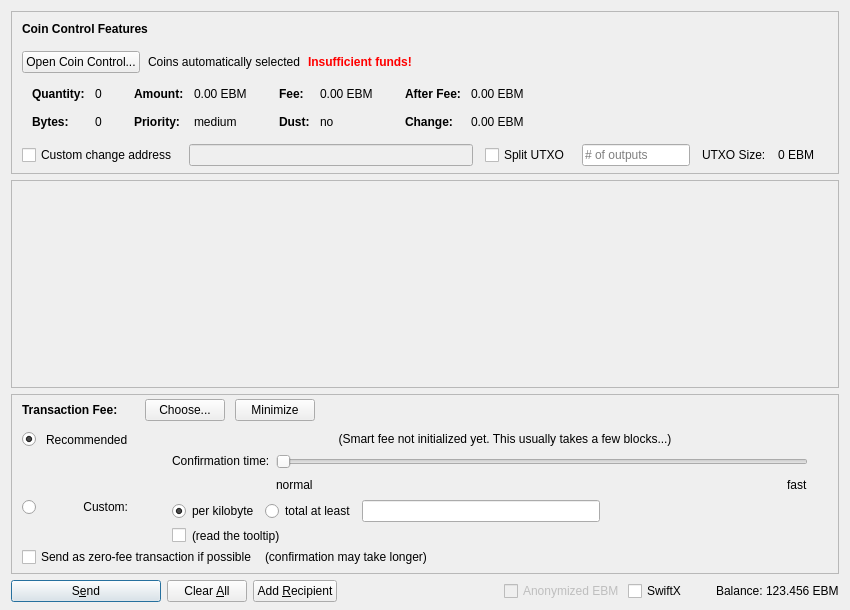
Qt form src/qt/forms/sendcoinsdialog.ui (eenglish34/E-BlockMail) before a commit.
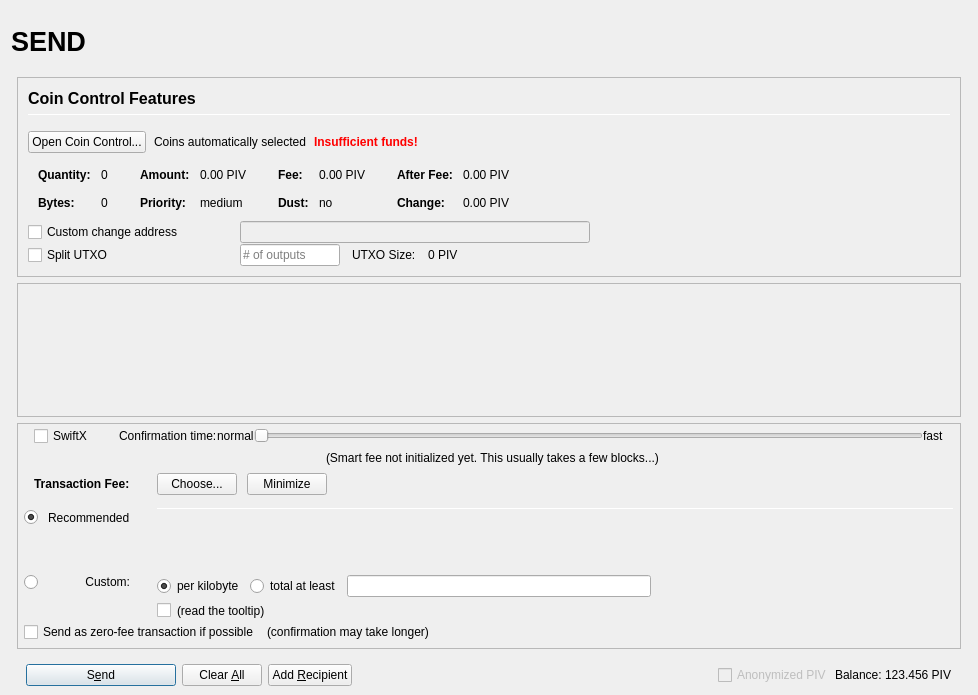
The same form after that commit. Icons and pictures are not drawn. Custom widgets are drawn as their Qt base class.

What changed in the file:
```diff
--- a/src/qt/forms/sendcoinsdialog.ui
+++ b/src/qt/forms/sendcoinsdialog.ui
@@ -2,20 +2,155 @@
 <ui version="4.0">
  <class>SendCoinsDialog</class>
  <widget class="QDialog" name="SendCoinsDialog">
+  <property name="enabled">
+   <bool>true</bool>
+  </property>
   <property name="geometry">
    <rect>
     <x>0</x>
     <y>0</y>
-    <width>850</width>
-    <height>610</height>
+    <width>978</width>
+    <height>695</height>
    </rect>
   </property>
   <property name="windowTitle">
    <string>Send Coins</string>
   </property>
-  <layout class="QVBoxLayout" name="verticalLayout" stretch="0,1,0,0">
+  <layout class="QVBoxLayout" name="verticalLayout" stretch="0">
    <property name="bottomMargin">
-    <number>8</number>
+    <number>9</number>
+   </property>
+   <item>
+    <layout class="QVBoxLayout" name="verticalLayout_Master" stretch="0,1">
+     <property name="spacing">
+      <number>0</number>
+     </property>
+     <property name="leftMargin">
+      <number>0</number>
+     </property>
+     <property name="topMargin">
+      <number>0</number>
+     </property>
+     <property name="rightMargin">
+      <number>0</number>
+     </property>
+     <property name="bottomMargin">
+      <number>0</number>
+     </property>
+     <item>
+      <widget class="QFrame" name="frame_Header">
+       <layout class="QVBoxLayout" name="verticalLayout_Header" stretch="0">
+        <property name="leftMargin">
+         <number>0</number>
+        </property>
+        <property name="topMargin">
+         <number>0</number>
+        </property>
+        <property name="rightMargin">
+         <number>0</number>
+        </property>
+        <property name="bottomMargin">
+         <number>0</number>
+        </property>
+        <item>
+         <layout class="QHBoxLayout" name="horizontalLayout_Header" stretch="1,0,1">
+          <property name="spacing">
+           <number>6</number>
+          </property>
+          <item>
+           <widget class="QLabel" name="labelOverviewHeaderLeft">
+            <property name="minimumSize">
+             <size>
+              <width>464</width>
+              <height>60</height>
+             </size>
+            </property>
+            <property name="maximumSize">
+             <size>
+              <width>16777215</width>
+              <height>60</height>
+             </size>
+            </property>
+            <property name="font">
+             <font>
+              <pointsize>20</pointsize>
+              <weight>75</weight>
+              <bold>true</bold>
+             </font>
+            </property>
+            <property name="text">
+             <string>SEND</string>
+            </property>
+            <property name="alignment">
+             <set>Qt::AlignLeading|Qt::AlignLeft|Qt::AlignVCenter</set>
+            </property>
+           </widget>
+          </item>
+          <item>
+           <spacer name="horizontalSpacer_Header">
+            <property name="orientation">
+             <enum>Qt::Horizontal</enum>
+            </property>
+            <property name="sizeHint" stdset="0">
+             <size>
+              <width>40</width>
+              <height>20</height>
+             </size>
+            </property>
+           </spacer>
+          </item>
+          <item>
+           <widget class="QLabel" name="labelOverviewHeaderRight">
+            <property name="minimumSize">
+             <size>
+              <width>464</width>
+              <height>60</height>
+             </size>
+            </property>
+            <property name="maximumSize">
+             <size>
+              <width>16777215</width>
+              <height>60</height>
+             </size>
+            </property>
+            <property name="font">
+             <font>
+              <pointsize>14</pointsize>
+             </font>
+            </property>
+            <property name="text">
+             <string/>
+            </property>
+            <property name="alignment">
+             <set>Qt::AlignRight|Qt::AlignTrailing|Qt::AlignVCenter</set>
+            </property>
+           </widget>
+          </item>
+         </layout>
+        </item>
+       </layout>
+      </widget>
+     </item>
+     <item>
+      <widget class="QFrame" name="frame_BG">
+       <property name="minimumSize">
+        <size>
+         <width>0</width>
+         <height>0</height>
+        </size>
+       </property>
+       <layout class="QVBoxLayout" name="layout_BG" stretch="0,0,0,0">
+        <property name="leftMargin">
+         <number>6</number>
+        </property>
+        <property name="topMargin">
+         <number>6</number>
+        </property>
+        <property name="rightMargin">
+         <number>6</number>
+        </property>
+        <property name="bottomMargin">
+         <number>0</number>
    </property>
    <item>
     <widget class="QFrame" name="frameCoinControl">
@@ -51,12 +186,13 @@
        <number>0</number>
       </property>
       <property name="bottomMargin">
-       <number>6</number>
+            <number>0</number>
       </property>
       <item>
-       <layout class="QVBoxLayout" name="verticalLayoutCoinControl" stretch="0,0,0,0,1">
+            <widget class="QFrame" name="frameCoinControl_BG">
+             <layout class="QVBoxLayout" name="verticalLayoutCoinControl" stretch="0,0,0,0,0,0">
         <property name="spacing">
-         <number>0</number>
+               <number>1</number>
         </property>
         <property name="leftMargin">
          <number>10</number>
@@ -70,6 +206,11 @@
            <number>15</number>
           </property>
           <item>
+                 <layout class="QVBoxLayout" name="verticalLayout_3">
+                  <property name="spacing">
+                   <number>6</number>
+                  </property>
+                  <item>
            <widget class="QLabel" name="labelCoinControlFeatures">
             <property name="sizePolicy">
              <sizepolicy hsizetype="Preferred" vsizetype="Maximum">
@@ -77,8 +218,15 @@
               <verstretch>0</verstretch>
              </sizepolicy>
             </property>
+                    <property name="minimumSize">
+                     <size>
+                      <width>0</width>
+                      <height>20</height>
+                     </size>
+                    </property>
             <property name="font">
              <font>
+                      <pointsize>12</pointsize>
               <weight>75</weight>
               <bold>true</bold>
              </font>
@@ -91,6 +239,27 @@
             </property>
            </widget>
           </item>
+                  <item>
+                   <widget class="Line" name="line">
+                    <property name="minimumSize">
+                     <size>
+                      <width>0</width>
+                      <height>1</height>
+                     </size>
+                    </property>
+                    <property name="maximumSize">
+                     <size>
+                      <width>16777215</width>
+                      <height>1</height>
+                     </size>
+                    </property>
+                    <property name="orientation">
+                     <enum>Qt::Horizontal</enum>
+                    </property>
+                   </widget>
+                  </item>
+                 </layout>
+                </item>
          </layout>
         </item>
         <item>
@@ -324,7 +493,7 @@
                   <enum>Qt::ActionsContextMenu</enum>
                  </property>
                  <property name="text">
-                  <string notr="true">0.00 EBM</string>
+                        <string notr="true">0.00 PIV</string>
                  </property>
                  <property name="textInteractionFlags">
                   <set>Qt::LinksAccessibleByMouse|Qt::TextSelectableByKeyboard|Qt::TextSelectableByMouse</set>
@@ -404,7 +573,7 @@
                   <enum>Qt::ActionsContextMenu</enum>
                  </property>
                  <property name="text">
-                  <string notr="true">0.00 EBM</string>
+                        <string notr="true">0.00 PIV</string>
                  </property>
                  <property name="textInteractionFlags">
                   <set>Qt::LinksAccessibleByMouse|Qt::TextSelectableByKeyboard|Qt::TextSelectableByMouse</set>
@@ -484,7 +653,7 @@
                   <enum>Qt::ActionsContextMenu</enum>
                  </property>
                  <property name="text">
-                  <string notr="true">0.00 EBM</string>
+                        <string notr="true">0.00 PIV</string>
                  </property>
                  <property name="textInteractionFlags">
                   <set>Qt::LinksAccessibleByMouse|Qt::TextSelectableByKeyboard|Qt::TextSelectableByMouse</set>
@@ -513,7 +682,7 @@
                   <enum>Qt::ActionsContextMenu</enum>
                  </property>
                  <property name="text">
-                  <string notr="true">0.00 EBM</string>
+                        <string notr="true">0.00 PIV</string>
                  </property>
                  <property name="textInteractionFlags">
                   <set>Qt::LinksAccessibleByMouse|Qt::TextSelectableByKeyboard|Qt::TextSelectableByMouse</set>
@@ -528,7 +697,7 @@
          </widget>
         </item>
         <item>
-         <layout class="QHBoxLayout" name="horizontalLayoutCoinControl4" stretch="0,0,0,0,0,0,0">
+               <layout class="QHBoxLayout" name="horizontalLayoutCoinControl4">
           <property name="spacing">
            <number>12</number>
           </property>
@@ -536,13 +705,31 @@
            <enum>QLayout::SetDefaultConstraint</enum>
           </property>
           <property name="topMargin">
-           <number>5</number>
+                 <number>0</number>
           </property>
           <property name="rightMargin">
-           <number>5</number>
+                 <number>0</number>
           </property>
           <item>
            <widget class="QCheckBox" name="checkBoxCoinControlChange">
+                  <property name="sizePolicy">
+                   <sizepolicy hsizetype="Preferred" vsizetype="Preferred">
+                    <horstretch>0</horstretch>
+                    <verstretch>0</verstretch>
+                   </sizepolicy>
+                  </property>
+                  <property name="minimumSize">
+                   <size>
+                    <width>200</width>
+                    <height>0</height>
+                   </size>
+                  </property>
+                  <property name="maximumSize">
+                   <size>
+                    <width>200</width>
+                    <height>16777215</height>
+                   </size>
+                  </property>
             <property name="toolTip">
              <string>If this is activated, but the change address is empty or invalid, change will be sent to a newly generated address.</string>
             </property>
@@ -557,15 +744,71 @@
              <bool>false</bool>
             </property>
             <property name="sizePolicy">
-             <sizepolicy hsizetype="Expanding" vsizetype="Fixed">
+                   <sizepolicy hsizetype="Preferred" vsizetype="Preferred">
               <horstretch>0</horstretch>
               <verstretch>0</verstretch>
              </sizepolicy>
             </property>
-           </widget>
-          </item>
+                  <property name="minimumSize">
+                   <size>
+                    <width>300</width>
+                    <height>0</height>
+                   </size>
+                  </property>
+                 </widget>
+                </item>
+                <item>
+                 <widget class="QLabel" name="labelCoinControlChangeLabel">
+                  <property name="sizePolicy">
+                   <sizepolicy hsizetype="Preferred" vsizetype="Preferred">
+                    <horstretch>0</horstretch>
+                    <verstretch>0</verstretch>
+                   </sizepolicy>
+                  </property>
+                  <property name="minimumSize">
+                   <size>
+                    <width>100</width>
+                    <height>0</height>
+                   </size>
+                  </property>
+                  <property name="text">
+                   <string/>
+                  </property>
+                  <property name="margin">
+                   <number>3</number>
+                  </property>
+                 </widget>
+                </item>
+               </layout>
+              </item>
+              <item>
+               <layout class="QHBoxLayout" name="horizontalLayoutCoinControl6">
+                <property name="spacing">
+                 <number>12</number>
+                </property>
+                <property name="rightMargin">
+                 <number>0</number>
+                </property>
           <item>
            <widget class="QCheckBox" name="splitBlockCheckBox">
+                  <property name="sizePolicy">
+                   <sizepolicy hsizetype="Preferred" vsizetype="Preferred">
+                    <horstretch>0</horstretch>
+                    <verstretch>0</verstretch>
+                   </sizepolicy>
+                  </property>
+                  <property name="minimumSize">
+                   <size>
+                    <width>200</width>
+                    <height>0</height>
+                   </size>
+                  </property>
+                  <property name="maximumSize">
+                   <size>
+                    <width>200</width>
+                    <height>16777215</height>
+                   </size>
+                  </property>
             <property name="text">
              <string>Split UTXO</string>
             </property>
@@ -574,11 +817,23 @@
           <item>
            <widget class="QLineEdit" name="splitBlockLineEdit">
             <property name="sizePolicy">
-             <sizepolicy hsizetype="Fixed" vsizetype="Fixed">
+                   <sizepolicy hsizetype="Preferred" vsizetype="Preferred">
               <horstretch>50</horstretch>
               <verstretch>0</verstretch>
              </sizepolicy>
             </property>
+                  <property name="minimumSize">
+                   <size>
+                    <width>100</width>
+                    <height>0</height>
+                   </size>
+                  </property>
+                  <property name="maximumSize">
+                   <size>
+                    <width>100</width>
+                    <height>16777215</height>
+                   </size>
+                  </property>
             <property name="placeholderText">
              <string># of outputs</string>
             </property>
@@ -594,31 +849,22 @@
           <item>
            <widget class="QLabel" name="labelBlockSize">
             <property name="text">
-             <string>0 EBM</string>
+                   <string>0 PIV</string>
             </property>
            </widget>
           </item>
           <item>
-           <widget class="QLabel" name="labelCoinControlChangeLabel">
-            <property name="sizePolicy">
-             <sizepolicy hsizetype="Preferred" vsizetype="Expanding">
-              <horstretch>0</horstretch>
-              <verstretch>0</verstretch>
-             </sizepolicy>
-            </property>
-            <property name="minimumSize">
+                 <spacer name="horizontalSpacer_7">
+                  <property name="orientation">
+                   <enum>Qt::Horizontal</enum>
+                  </property>
+                  <property name="sizeHint" stdset="0">
              <size>
-              <width>0</width>
-              <height>0</height>
-             </size>
-            </property>
-            <property name="text">
-             <string/>
-            </property>
-            <property name="margin">
-             <number>3</number>
-            </property>
-           </widget>
+                    <width>40</width>
+                    <height>20</height>
+                   </size>
+                  </property>
+                 </spacer>
           </item>
          </layout>
         </item>
@@ -636,6 +882,7 @@
          </spacer>
         </item>
        </layout>
+            </widget>
       </item>
      </layout>
     </widget>
@@ -650,8 +897,8 @@
        <rect>
         <x>0</x>
         <y>0</y>
-        <width>830</width>
-        <height>113</height>
+             <width>944</width>
+             <height>69</height>
        </rect>
       </property>
       <layout class="QVBoxLayout" name="verticalLayout_2" stretch="0,1">
@@ -728,18 +975,192 @@
        <number>0</number>
       </property>
       <item>
-       <layout class="QVBoxLayout" name="verticalLayoutFee2" stretch="0,0,0">
+            <layout class="QVBoxLayout" name="verticalLayoutFee2" stretch="0,0,0,0">
         <property name="spacing">
          <number>0</number>
         </property>
         <property name="leftMargin">
-         <number>10</number>
+              <number>6</number>
         </property>
         <property name="topMargin">
          <number>0</number>
         </property>
+             <property name="rightMargin">
+              <number>6</number>
+             </property>
+             <item>
+              <layout class="QVBoxLayout" name="verticalLayout_feeConf">
+               <property name="spacing">
+                <number>0</number>
+               </property>
+               <property name="leftMargin">
+                <number>10</number>
+               </property>
+               <property name="rightMargin">
+                <number>10</number>
+               </property>
+               <property name="bottomMargin">
+                <number>5</number>
+               </property>
+               <item>
+                <layout class="QHBoxLayout" name="horizontalLayoutFee9">
+                 <item>
+                  <widget class="QCheckBox" name="checkSwiftTX">
+                   <property name="enabled">
+                    <bool>true</bool>
+                   </property>
+                   <property name="minimumSize">
+                    <size>
+                     <width>85</width>
+                     <height>0</height>
+                    </size>
+                   </property>
+                   <property name="toolTip">
+                    <string>SwiftX technology allows for near instant transactions - A flat fee of 0.01 PIV applies</string>
+                   </property>
+                   <property name="text">
+                    <string>SwiftX</string>
+                   </property>
+                  </widget>
+                 </item>
+                 <item>
+                  <widget class="QLabel" name="labelSmartFee3">
+                   <property name="text">
+                    <string>Confirmation time:</string>
+                   </property>
+                   <property name="margin">
+                    <number>2</number>
+                   </property>
+                  </widget>
+                 </item>
+                 <item>
+                  <widget class="QLabel" name="labelSmartFeeNormal">
+                   <property name="text">
+                    <string>normal</string>
+                   </property>
+                   <property name="margin">
+                    <number>8</number>
+                   </property>
+                  </widget>
+                 </item>
+                 <item>
+                  <widget class="QSlider" name="sliderSmartFee">
+                   <property name="minimumSize">
+                    <size>
+                     <width>0</width>
+                     <height>24</height>
+                    </size>
+                   </property>
+                   <property name="minimum">
+                    <number>0</number>
+                   </property>
+                   <property name="maximum">
+                    <number>24</number>
+                   </property>
+                   <property name="pageStep">
+                    <number>1</number>
+                   </property>
+                   <property name="value">
+                    <number>0</number>
+                   </property>
+                   <property name="orientation">
+                    <enum>Qt::Horizontal</enum>
+                   </property>
+                   <property name="invertedAppearance">
+                    <bool>false</bool>
+                   </property>
+                   <property name="invertedControls">
+                    <bool>false</bool>
+                   </property>
+                   <property name="tickPosition">
+                    <enum>QSlider::NoTicks</enum>
+                   </property>
+                  </widget>
+                 </item>
+                 <item>
+                  <widget class="QLabel" name="labelSmartFeeFast">
+                   <property name="text">
+                    <string>fast</string>
+                   </property>
+                   <property name="margin">
+                    <number>8</number>
+                   </property>
+                  </widget>
+                 </item>
+                </layout>
+               </item>
+               <item>
+                <layout class="QHBoxLayout" name="horizontalLayout_recommended_texts">
+                 <property name="spacing">
+                  <number>0</number>
+                 </property>
+                 <item>
+                  <spacer name="horizontalSpacer_8">
+                   <property name="orientation">
+                    <enum>Qt::Horizontal</enum>
+                   </property>
+                   <property name="sizeHint" stdset="0">
+                    <size>
+                     <width>40</width>
+                     <height>20</height>
+                    </size>
+                   </property>
+                  </spacer>
+                 </item>
+                 <item>
+                  <widget class="QLabel" name="labelFeeEstimation">
+                   <property name="text">
+                    <string/>
+                   </property>
+                   <property name="margin">
+                    <number>2</number>
+                   </property>
+                  </widget>
+                 </item>
+                 <item>
+                  <widget class="QLabel" name="labelSmartFee2">
+                   <property name="text">
+                    <string>(Smart fee not initialized yet. This usually takes a few blocks...)</string>
+                   </property>
+                   <property name="alignment">
+                    <set>Qt::AlignLeading|Qt::AlignLeft|Qt::AlignVCenter</set>
+                   </property>
+                   <property name="wordWrap">
+                    <bool>false</bool>
+                   </property>
+                   <property name="margin">
+                    <number>2</number>
+                   </property>
+                   <property name="indent">
+                    <number>-1</number>
+                   </property>
+                  </widget>
+                 </item>
+                 <item>
+                  <spacer name="horizontalSpacer_3">
+                   <property name="orientation">
+                    <enum>Qt::Horizontal</enum>
+                   </property>
+                   <property name="sizeHint" stdset="0">
+                    <size>
+                     <width>40</width>
+                     <height>20</height>
+                    </size>
+                   </property>
+                  </spacer>
+                 </item>
+                </layout>
+               </item>
+              </layout>
+             </item>
         <item>
          <layout class="QHBoxLayout" name="horizontalLayoutFee1">
+               <property name="leftMargin">
+                <number>10</number>
+               </property>
+               <property name="rightMargin">
+                <number>10</number>
+               </property>
           <property name="bottomMargin">
            <number>0</number>
           </property>
@@ -748,22 +1169,6 @@
             <property name="spacing">
              <number>0</number>
             </property>
-            <item>
-             <spacer name="verticalSpacerSmartFee">
-              <property name="orientation">
-               <enum>Qt::Vertical</enum>
-              </property>
-              <property name="sizeType">
-               <enum>QSizePolicy::Fixed</enum>
-              </property>
-              <property name="sizeHint" stdset="0">
-               <size>
-                <width>1</width>
-                <height>4</height>
-               </size>
-              </property>
-             </spacer>
-            </item>
             <item>
              <layout class="QHBoxLayout" name="horizontalLayoutSmartFee">
               <property name="spacing">
@@ -879,7 +1284,61 @@
              <property name="verticalSpacing">
               <number>4</number>
              </property>
-             <item row="2" column="4">
+                  <item row="2" column="0">
+                   <layout class="QVBoxLayout" name="verticalLayoutFee4" stretch="0">
+                    <item>
+                     <spacer name="verticalSpacer_2">
+                      <property name="orientation">
+                       <enum>Qt::Vertical</enum>
+                      </property>
+                      <property name="sizeHint" stdset="0">
+                       <size>
+                        <width>1</width>
+                        <height>1</height>
+                       </size>
+                      </property>
+                     </spacer>
+                    </item>
+                   </layout>
+                  </item>
+                  <item row="3" column="0">
+                   <layout class="QVBoxLayout" name="verticalLayoutFee9" stretch="0,1">
+                    <item>
+                     <widget class="QRadioButton" name="radioCustomFee">
+                      <property name="text">
+                       <string/>
+                      </property>
+                      <attribute name="buttonGroup">
+                       <string notr="true">groupFee</string>
+                      </attribute>
+                     </widget>
+                    </item>
+                    <item>
+                     <spacer name="verticalSpacer_6">
+                      <property name="orientation">
+                       <enum>Qt::Vertical</enum>
+                      </property>
+                      <property name="sizeHint" stdset="0">
+                       <size>
+                        <width>1</width>
+                        <height>1</height>
+                       </size>
+                      </property>
+                     </spacer>
+                    </item>
+                   </layout>
+                  </item>
+                  <item row="3" column="1">
+                   <widget class="QLabel" name="labelCustomFee">
+                    <property name="text">
+                     <string>Custom:</string>
+                    </property>
+                    <property name="alignment">
+                     <set>Qt::AlignRight|Qt::AlignTop|Qt::AlignTrailing</set>
+                    </property>
+                   </widget>
+                  </item>
+                  <item row="3" column="4">
               <layout class="QVBoxLayout" name="verticalLayoutFee8">
                <property name="spacing">
                 <number>6</number>
@@ -978,218 +1437,14 @@
                </item>
               </layout>
              </item>
-             <item row="1" column="0">
-              <layout class="QVBoxLayout" name="verticalLayoutFee4" stretch="1">
-               <item>
-                <spacer name="verticalSpacer_2">
-                 <property name="orientation">
-                  <enum>Qt::Vertical</enum>
-                 </property>
-                 <property name="sizeHint" stdset="0">
-                  <size>
-                   <width>1</width>
-                   <height>1</height>
-                  </size>
-                 </property>
-                </spacer>
-               </item>
-              </layout>
-             </item>
-             <item row="2" column="0">
-              <layout class="QVBoxLayout" name="verticalLayoutFee9" stretch="0,1">
-               <item>
-                <widget class="QRadioButton" name="radioCustomFee">
-                 <property name="text">
-                  <string/>
-                 </property>
-                 <attribute name="buttonGroup">
-                  <string notr="true">groupFee</string>
-                 </attribute>
-                </widget>
-               </item>
-               <item>
-                <spacer name="verticalSpacer_6">
-                 <property name="orientation">
-                  <enum>Qt::Vertical</enum>
-                 </property>
-                 <property name="sizeHint" stdset="0">
-                  <size>
-                   <width>1</width>
-                   <height>1</height>
-                  </size>
-                 </property>
-                </spacer>
-               </item>
-              </layout>
-             </item>
-             <item row="1" column="4">
-              <layout class="QVBoxLayout" name="verticalLayoutFee3" stretch="0,0,1">
-               <property name="spacing">
-                <number>6</number>
-               </property>
-               <property name="topMargin">
-                <number>2</number>
-               </property>
-               <item>
-                <layout class="QHBoxLayout" name="horizontalLayoutFee12">
-                 <item>
-                  <spacer name="horizontalSpacer_5">
-                   <property name="orientation">
-                    <enum>Qt::Horizontal</enum>
-                   </property>
-                   <property name="sizeHint" stdset="0">
-                    <size>
-                     <width>1</width>
-                     <height>1</height>
-                    </size>
-                   </property>
-                  </spacer>
-                 </item>
-                </layout>
-               </item>
-               <item>
-                <layout class="QHBoxLayout" name="horizontalLayoutFee9">
-                 <item>
-                  <layout class="QVBoxLayout" name="verticalLayoutFee6">
-                   <item>
-                    <widget class="QLabel" name="labelSmartFee3">
-                     <property name="text">
-                      <string>Confirmation time:</string>
-                     </property>
-                     <property name="margin">
-                      <number>2</number>
-                     </property>
-                    </widget>
-                   </item>
-                   <item>
-                    <spacer name="verticalSpacer_3">
-                     <property name="orientation">
-                      <enum>Qt::Vertical</enum>
-                     </property>
-                     <property name="sizeHint" stdset="0">
-                      <size>
-                       <width>1</width>
-                       <height>1</height>
-                      </size>
-                     </property>
-                    </spacer>
-                   </item>
-                  </layout>
-                 </item>
-                 <item>
-                  <layout class="QVBoxLayout" name="verticalLayoutFee5">
-                   <property name="rightMargin">
-                    <number>30</number>
-                   </property>
-                   <item>
-                    <widget class="QSlider" name="sliderSmartFee">
-                     <property name="minimum">
-                      <number>0</number>
-                     </property>
-                     <property name="maximum">
-                      <number>24</number>
-                     </property>
-                     <property name="pageStep">
-                      <number>1</number>
-                     </property>
-                     <property name="value">
-                      <number>0</number>
-                     </property>
-                     <property name="orientation">
-                      <enum>Qt::Horizontal</enum>
-                     </property>
-                     <property name="invertedAppearance">
-                      <bool>false</bool>
-                     </property>
-                     <property name="invertedControls">
-                      <bool>false</bool>
-                     </property>
-                     <property name="tickPosition">
-                      <enum>QSlider::NoTicks</enum>
-                     </property>
-                    </widget>
-                   </item>
-                   <item>
-                    <layout class="QHBoxLayout" name="horizontalLayoutFee10">
-                     <item>
-                      <widget class="QLabel" name="labelSmartFeeNormal">
-                       <property name="text">
-                        <string>normal</string>
-                       </property>
-                      </widget>
-                     </item>
-                     <item>
-                      <spacer name="horizontalSpacer_3">
-                       <property name="orientation">
-                        <enum>Qt::Horizontal</enum>
-                       </property>
-                       <property name="sizeHint" stdset="0">
-                        <size>
-                         <width>40</width>
-                         <height>20</height>
-                        </size>
-                       </property>
-                      </spacer>
-                     </item>
-                     <item>
-                      <widget class="QLabel" name="labelSmartFeeFast">
-                       <property name="text">
-                        <string>fast</string>
-                       </property>
-                      </widget>
-                     </item>
-                    </layout>
-                   </item>
-                  </layout>
-                 </item>
-                </layout>
-               </item>
-               <item>
-                <spacer name="verticalSpacer_4">
-                 <property name="orientation">
-                  <enum>Qt::Vertical</enum>
-                 </property>
-                 <property name="sizeHint" stdset="0">
-                  <size>
-                   <width>1</width>
-                   <height>1</height>
-                  </size>
-                 </property>
-                </spacer>
-               </item>
-              </layout>
-             </item>
-             <item row="0" column="1">
+                  <item row="1" column="1">
               <widget class="QLabel" name="labelSmartFee_2">
                <property name="text">
                 <string>Recommended</string>
                </property>
               </widget>
              </item>
-             <item row="0" column="0">
-              <widget class="QRadioButton" name="radioSmartFee">
-               <property name="text">
-                <string/>
-               </property>
-               <property name="checked">
-                <bool>true</bool>
-               </property>
-               <attribute name="buttonGroup">
-                <string notr="true">groupFee</string>
-               </attribute>
-              </widget>
-             </item>
-             <item row="2" column="1">
-              <widget class="QLabel" name="labelCustomFee">
-               <property name="text">
-                <string>Custom:</string>
-               </property>
-               <property name="alignment">
-                <set>Qt::AlignRight|Qt::AlignTop|Qt::AlignTrailing</set>
-               </property>
-              </widget>
-             </item>
-             <item row="0" column="2">
+                  <item row="1" column="2">
               <widget class="QLabel" name="labelSmartFee">
                <property name="text">
                 <string/>
@@ -1199,28 +1454,93 @@
                </property>
               </widget>
              </item>
-             <item row="0" column="3">
-              <widget class="QLabel" name="labelFeeEstimation">
+                  <item row="1" column="0">
+                   <widget class="QRadioButton" name="radioSmartFee">
                <property name="text">
                 <string/>
                </property>
-              </widget>
-             </item>
-             <item row="0" column="4">
-              <widget class="QLabel" name="labelSmartFee2">
-               <property name="text">
-                <string>(Smart fee not initialized yet. This usually takes a few blocks...)</string>
-               </property>
-               <property name="alignment">
-                <set>Qt::AlignHCenter</set>
-               </property>
-               <property name="wordWrap">
+                    <property name="checked">
                 <bool>true</bool>
                </property>
-               <property name="margin">
+                    <attribute name="buttonGroup">
+                     <string notr="true">groupFee</string>
+                    </attribute>
+                   </widget>
+                  </item>
+                  <item row="0" column="4" rowspan="3">
+                   <layout class="QVBoxLayout" name="verticalLayoutFee3" stretch="0,0,0,0">
+                    <property name="spacing">
+                     <number>6</number>
+                    </property>
+                    <property name="topMargin">
                 <number>2</number>
                </property>
-              </widget>
+                    <property name="bottomMargin">
+                     <number>20</number>
+                    </property>
+                    <item>
+                     <widget class="Line" name="line_2">
+                      <property name="minimumSize">
+                       <size>
+                        <width>0</width>
+                        <height>1</height>
+                       </size>
+                      </property>
+                      <property name="maximumSize">
+                       <size>
+                        <width>16777215</width>
+                        <height>1</height>
+                       </size>
+                      </property>
+                      <property name="orientation">
+                       <enum>Qt::Horizontal</enum>
+                      </property>
+                     </widget>
+                    </item>
+                    <item>
+                     <layout class="QHBoxLayout" name="horizontalLayoutFee12">
+                      <item>
+                       <spacer name="horizontalSpacer_5">
+                        <property name="orientation">
+                         <enum>Qt::Horizontal</enum>
+                        </property>
+                        <property name="sizeHint" stdset="0">
+                         <size>
+                          <width>1</width>
+                          <height>1</height>
+                         </size>
+                        </property>
+                       </spacer>
+                      </item>
+                     </layout>
+                    </item>
+                    <item>
+                     <spacer name="verticalSpacer_4">
+                      <property name="orientation">
+                       <enum>Qt::Vertical</enum>
+                      </property>
+                      <property name="sizeHint" stdset="0">
+                       <size>
+                        <width>1</width>
+                        <height>1</height>
+                       </size>
+                      </property>
+                     </spacer>
+                    </item>
+                    <item>
+                     <spacer name="verticalSpacer_3">
+                      <property name="orientation">
+                       <enum>Qt::Vertical</enum>
+                      </property>
+                      <property name="sizeHint" stdset="0">
+                       <size>
+                        <width>20</width>
+                        <height>40</height>
+                       </size>
+                      </property>
+                     </spacer>
+                    </item>
+                   </layout>
              </item>
             </layout>
            </item>
@@ -1299,7 +1619,11 @@
     </widget>
    </item>
    <item>
+         <widget class="QFrame" name="frame_Send">
     <layout class="QHBoxLayout" name="horizontalLayout">
+           <property name="bottomMargin">
+            <number>0</number>
+           </property>
      <item>
       <widget class="QPushButton" name="sendButton">
        <property name="minimumSize">
@@ -1390,23 +1714,7 @@
           <bool>false</bool>
          </property>
          <property name="text">
-          <string>Anonymized EBM</string>
-         </property>
-        </widget>
-       </item>
-       <item>
-        <widget class="QCheckBox" name="checkSwiftTX">
-         <property name="enabled">
-          <bool>true</bool>
-         </property>
-         <property name="minimumSize">
-          <size>
-           <width>85</width>
-           <height>0</height>
-          </size>
-         </property>
-         <property name="text">
-          <string>SwiftX</string>
+                <string>Anonymized PIV</string>
          </property>
         </widget>
        </item>
@@ -1429,7 +1737,7 @@
           <cursorShape>IBeamCursor</cursorShape>
          </property>
          <property name="text">
-          <string notr="true">123.456 EBM</string>
+                <string notr="true">123.456 PIV</string>
          </property>
          <property name="textInteractionFlags">
           <set>Qt::LinksAccessibleByMouse|Qt::TextSelectableByKeyboard|Qt::TextSelectableByMouse</set>
@@ -1437,6 +1745,12 @@
         </widget>
        </item>
       </layout>
+           </item>
+          </layout>
+         </widget>
+        </item>
+       </layout>
+      </widget>
      </item>
     </layout>
    </item>
```
Left out of the diff: 12 changed lines with no effect on the pictures. Lines whose indentation alone changed are shown as unchanged.
